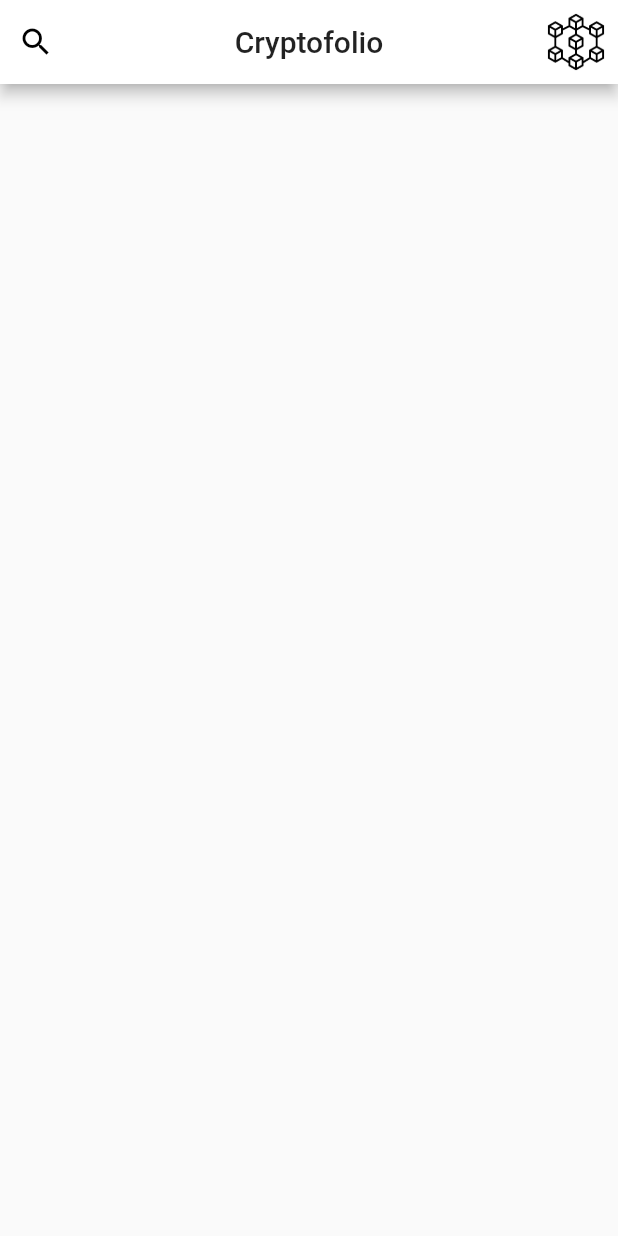
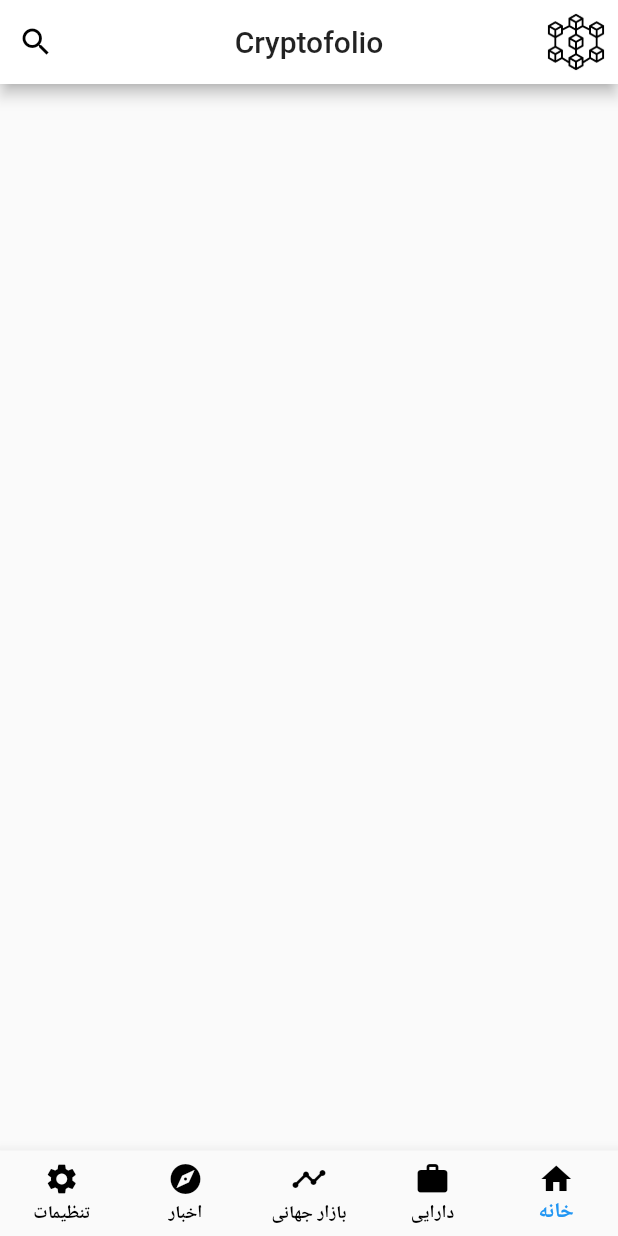
Before and after one commit to mabahmani/cryptofolio, a Flutter app: the screen it shows after launch, on a phone screen of 412 x 824 dp. Run offline on Flutter 3.47's test engine with Material 2 defaults, Android fonts, the phone set to English and light mode, and no system bars.

```diff
--- a/lib/screen/home_screen.dart
+++ /dev/null
@@ -1,70 +0,0 @@
-import 'package:flutter/material.dart';
-import 'package:flutter/widgets.dart';
-
-class Home extends StatelessWidget {
-  @override
-  Widget build(BuildContext context) {
-    return Scaffold(
-      appBar: AppBar(
-        leading: IconButton(
-            icon: Image.asset('images/blockchain.png'), onPressed: null),
-        title: Text("Cryptofolio"),
-        centerTitle: true,
-        brightness: Brightness.dark,
-        actions: <Widget>[
-          IconButton(icon: Icon(Icons.search), onPressed: (){
-          showSearch(context: context, delegate: DataSearch());
-        })
-        ],
-      ),
-    );
-  }
-}
-
-class DataSearch extends SearchDelegate<String>{
-  @override
-  List<Widget> buildActions(BuildContext context) {
-    return [IconButton(icon: Icon(Icons.clear), onPressed: (){
-      query = "";
-    })];
-  }
-
-  @override
-  Widget buildLeading(BuildContext context) {
-    return IconButton(icon: Icon(Icons.arrow_back), onPressed:(){
-      close(context, null);}
-    );
-  }
-
-  @override
-  Widget buildResults(BuildContext context) {
-    return null;
-  }
-
-  @override
-  Widget buildSuggestions(BuildContext context) {
-    return ListView.builder(itemBuilder: (context,index) => ListTile());
-  }
-
-
-  @override
-  ThemeData appBarTheme(BuildContext context) {
-    assert(context != null);
-    final ThemeData theme = Theme.of(context);
-    assert(theme != null);
-    return theme.copyWith(
-      primaryColor: Colors.white,
-      primaryIconTheme: theme.primaryIconTheme.copyWith(color: Colors.grey),
-      primaryColorBrightness: Brightness.light,
-      primaryTextTheme: theme.textTheme,
-      textTheme: TextTheme(title: TextStyle(fontSize: 14.0)),
-      inputDecorationTheme: InputDecorationTheme(hintStyle: TextStyle(
-        fontSize: 14.0,
-        fontWeight: FontWeight.bold,)
-      )
-    );
-  }
-
-  @override
-  String get searchFieldLabel => 'جستجو در ارزها';
-}
--- /dev/null
+++ b/lib/screen/main_screen.dart
@@ -0,0 +1,63 @@
+import 'package:cryptofolio/widget/home_widget.dart';
+import 'package:flutter/material.dart';
+import 'package:flutter/widgets.dart';
+
+class Main extends StatefulWidget {
+
+  @override
+  State<StatefulWidget> createState() {
+    return MainState();
+  }
+}
+
+
+class MainState extends State<Main>{
+
+  int _selectedSheet = 0;
+  final _sheets =[
+    Home(),Home(),Home(),Home(),Home()
+  ];
+
+  @override
+  Widget build(BuildContext context) {
+    return Scaffold(
+      body: _sheets[_selectedSheet],
+      bottomNavigationBar: BottomNavigationBar(
+        type: BottomNavigationBarType.fixed,
+        unselectedItemColor: Colors.black,
+        selectedItemColor: Colors.blue,
+        selectedLabelStyle: TextStyle(fontWeight: FontWeight.bold),
+        unselectedLabelStyle: TextStyle(fontWeight: FontWeight.bold),
+        currentIndex: _selectedSheet,
+        onTap: (int index){
+          setState(() {
+              _selectedSheet = index;
+          });},
+        items: [
+          BottomNavigationBarItem(
+            icon: Icon(Icons.home,color: Colors.black,),
+            title: Text("خانه"),
+          ),
+          BottomNavigationBarItem(
+            icon: Icon(Icons.work,color: Colors.black),
+            title: Text("دارایی")
+          ),
+          BottomNavigationBarItem(
+            icon: Icon(Icons.timeline,color: Colors.black),
+            title: Text("بازار جهانی")
+          ),
+          BottomNavigationBarItem(
+            icon: Icon(Icons.explore,color: Colors.black),
+            title: Text("اخبار")
+          ),
+          BottomNavigationBarItem(
+            icon: Icon(Icons.settings,color: Colors.black),
+            title: Text("تنظیمات"),
+          ),
+
+        ],
+      ),
+    );
+  }
+
+}
--- /dev/null
+++ b/lib/widget/home_widget.dart
@@ -0,0 +1,77 @@
+import 'package:flutter/material.dart';
+
+class Home extends StatelessWidget{
+  @override
+  Widget build(BuildContext context) {
+    return Scaffold(
+      appBar: AppBar(
+        leading: IconButton(
+            icon: Image.asset('images/blockchain.png'), onPressed: null),
+        title: Text("Cryptofolio"),
+        centerTitle: true,
+        brightness: Brightness.dark,
+        actions: <Widget>[
+          IconButton(
+              icon: Icon(Icons.search),
+              onPressed: () {
+                showSearch(context: context, delegate: DataSearch());
+              })
+        ],
+      ),
+    );
+  }
+
+}
+
+class DataSearch extends SearchDelegate<String> {
+  @override
+  List<Widget> buildActions(BuildContext context) {
+    return [
+      IconButton(
+          icon: Icon(Icons.clear),
+          onPressed: () {
+            query = "";
+          })
+    ];
+  }
+
+  @override
+  Widget buildLeading(BuildContext context) {
+    return IconButton(
+        icon: Icon(Icons.arrow_back),
+        onPressed: () {
+          close(context, null);
+        });
+  }
+
+  @override
+  Widget buildResults(BuildContext context) {
+    return null;
+  }
+
+  @override
+  Widget buildSuggestions(BuildContext context) {
+    return ListView.builder(itemBuilder: (context, index) => ListTile());
+  }
+
+  @override
+  ThemeData appBarTheme(BuildContext context) {
+    assert(context != null);
+    final ThemeData theme = Theme.of(context);
+    assert(theme != null);
+    return theme.copyWith(
+        primaryColor: Colors.white,
+        primaryIconTheme: theme.primaryIconTheme.copyWith(color: Colors.grey),
+        primaryColorBrightness: Brightness.light,
+        primaryTextTheme: theme.textTheme,
+        textTheme: TextTheme(title: TextStyle(fontSize: 14.0)),
+        inputDecorationTheme: InputDecorationTheme(
+            hintStyle: TextStyle(
+              fontSize: 14.0,
+              fontWeight: FontWeight.bold,
+            )));
+  }
+
+  @override
+  String get searchFieldLabel => 'جستجو در ارزها';
+}
```
Also changed, not shown: lib/main.dart (+4 -98 lines).
